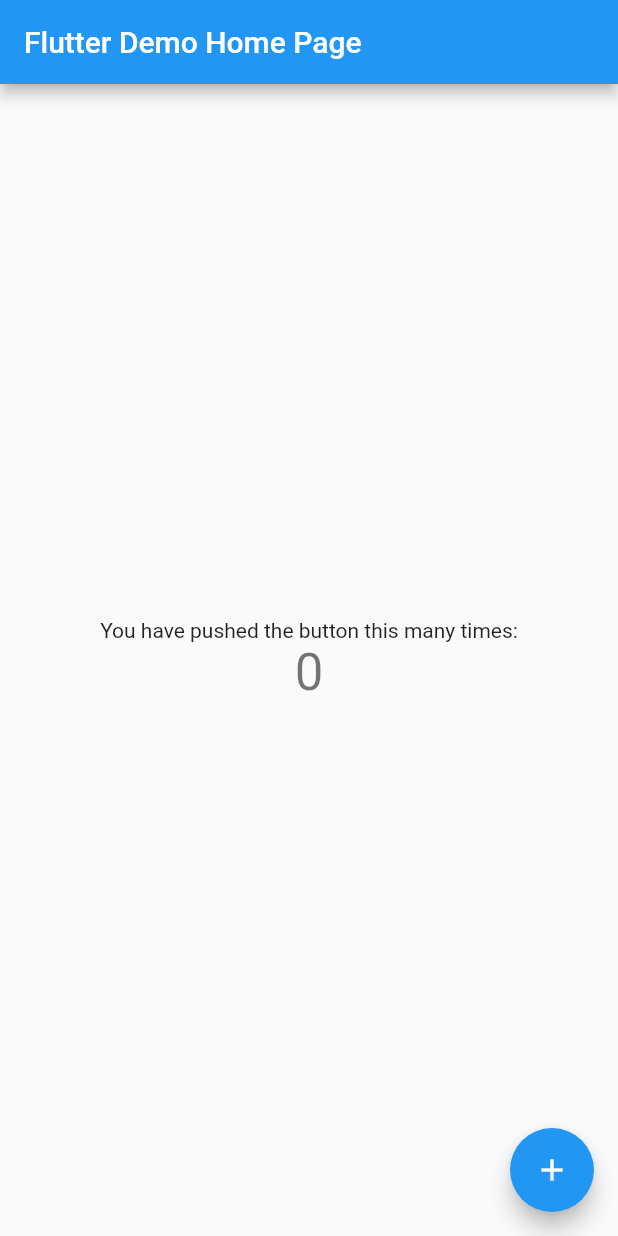
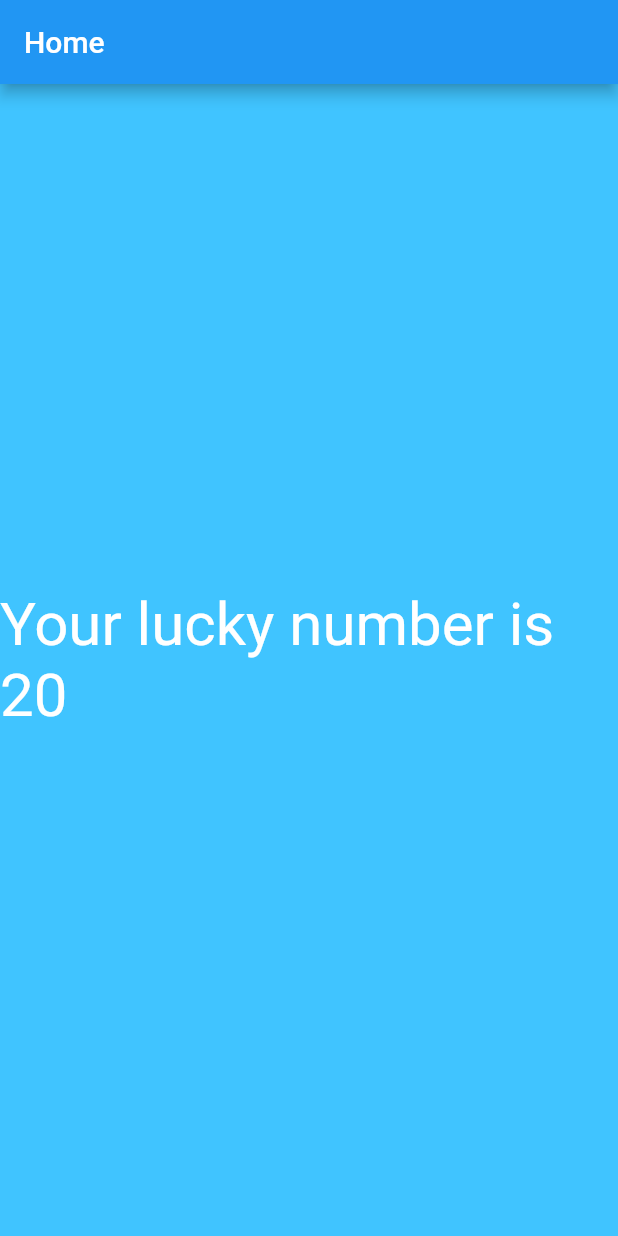
Before and after one commit to hridoymahmud71/flutter_smartherd_one, a Flutter app: the screen it shows after launch, on a phone screen of 412 x 824 dp. Run offline on Flutter 3.47's test engine with Material 2 defaults, Android fonts, the phone set to English and light mode, and no system bars.

Commit message:
Tue, Nov 12, 2019  5:33:43 PM

```diff
--- /dev/null
+++ b/lib/app_screens/first_screen.dart
@@ -0,0 +1,26 @@
+import 'dart:math';
+
+import 'package:flutter/material.dart';
+
+class FirstScreen extends StatelessWidget {
+  @override
+  Widget build(BuildContext context) {
+    return Material(
+        color: Colors.lightBlueAccent,
+        child:Center(
+          child: Text(
+            "Your lucky number is ${generateLuckyNumber()}",
+            textDirection: TextDirection.ltr,
+            style: (TextStyle(color: Colors.white,fontSize: 40.0)),
+          ),
+        )
+    );
+  }
+
+  int generateLuckyNumber(){
+    var random = Random();
+    int lucky_num = random.nextInt(100);
+
+    return lucky_num;
+  }
+}
--- a/lib/main.dart
+++ b/lib/main.dart
@@ -1,111 +1,19 @@
 import 'package:flutter/material.dart';
+import 'package:flutter_smartherd_one/app_screens/first_screen.dart';
 
-void main() => runApp(MyApp());
+void main() => runApp(TheApp());
 
-class MyApp extends StatelessWidget {
+class TheApp extends StatelessWidget {
   // This widget is the root of your application.
   @override
   Widget build(BuildContext context) {
     return MaterialApp(
+      debugShowCheckedModeBanner: false,
       title: 'Flutter Demo',
-      theme: ThemeData(
-        // This is the theme of your application.
-        //
-        // Try running your application with "flutter run". You'll see the
-        // application has a blue toolbar. Then, without quitting the app, try
-        // changing the primarySwatch below to Colors.green and then invoke
-        // "hot reload" (press "r" in the console where you ran "flutter run",
-        // or simply save your changes to "hot reload" in a Flutter IDE).
-        // Notice that the counter didn't reset back to zero; the application
-        // is not restarted.
-        primarySwatch: Colors.blue,
-      ),
-      home: MyHomePage(title: 'Flutter Demo Home Page'),
+      home:Scaffold(
+          appBar:AppBar(title: Text("Home")),
+        body: FirstScreen(),
+      )
     );
   }
 }
-
-class MyHomePage extends StatefulWidget {
-  MyHomePage({Key key, this.title}) : super(key: key);
-
-  // This widget is the home page of your application. It is stateful, meaning
-  // that it has a State object (defined below) that contains fields that affect
-  // how it looks.
-
-  // This class is the configuration for the state. It holds the values (in this
-  // case the title) provided by the parent (in this case the App widget) and
-  // used by the build method of the State. Fields in a Widget subclass are
-  // always marked "final".
-
-  final String title;
-
-  @override
-  _MyHomePageState createState() => _MyHomePageState();
-}
-
-class _MyHomePageState extends State<MyHomePage> {
-  int _counter = 0;
-
-  void _incrementCounter() {
-    setState(() {
-      // This call to setState tells the Flutter framework that something has
-      // changed in this State, which causes it to rerun the build method below
-      // so that the display can reflect the updated values. If we changed
-      // _counter without calling setState(), then the build method would not be
-      // called again, and so nothing would appear to happen.
-      _counter++;
-    });
-  }
-
-  @override
-  Widget build(BuildContext context) {
-    // This method is rerun every time setState is called, for instance as done
-    // by the _incrementCounter method above.
-    //
-    // The Flutter framework has been optimized to make rerunning build methods
-    // fast, so that you can just rebuild anything that needs updating rather
-    // than having to individually change instances of widgets.
-    return Scaffold(
-      appBar: AppBar(
-        // Here we take the value from the MyHomePage object that was created by
-        // the App.build method, and use it to set our appbar title.
-        title: Text(widget.title),
-      ),
-      body: Center(
-        // Center is a layout widget. It takes a single child and positions it
-        // in the middle of the parent.
-        child: Column(
-          // Column is also a layout widget. It takes a list of children and
-          // arranges them vertically. By default, it sizes itself to fit its
-          // children horizontally, and tries to be as tall as its parent.
-          //
-          // Invoke "debug painting" (press "p" in the console, choose the
-          // "Toggle Debug Paint" action from the Flutter Inspector in Android
-          // Studio, or the "Toggle Debug Paint" command in Visual Studio Code)
-          // to see the wireframe for each widget.
-          //
-          // Column has various properties to control how it sizes itself and
-          // how it positions its children. Here we use mainAxisAlignment to
-          // center the children vertically; the main axis here is the vertical
-          // axis because Columns are vertical (the cross axis would be
-          // horizontal).
-          mainAxisAlignment: MainAxisAlignment.center,
-          children: <Widget>[
-            Text(
-              'You have pushed the button this many times:',
-            ),
-            Text(
-              '$_counter',
-              style: Theme.of(context).textTheme.display1,
-            ),
-          ],
-        ),
-      ),
-      floatingActionButton: FloatingActionButton(
-        onPressed: _incrementCounter,
-        tooltip: 'Increment',
-        child: Icon(Icons.add),
-      ), // This trailing comma makes auto-formatting nicer for build methods.
-    );
-  }
-}
--- /dev/null
+++ b/res/values/strings_en.arb
@@ -0,0 +1 @@
+{}
```
Also changed, not shown: lib/generated/i18n.dart (added), 3 other files.
